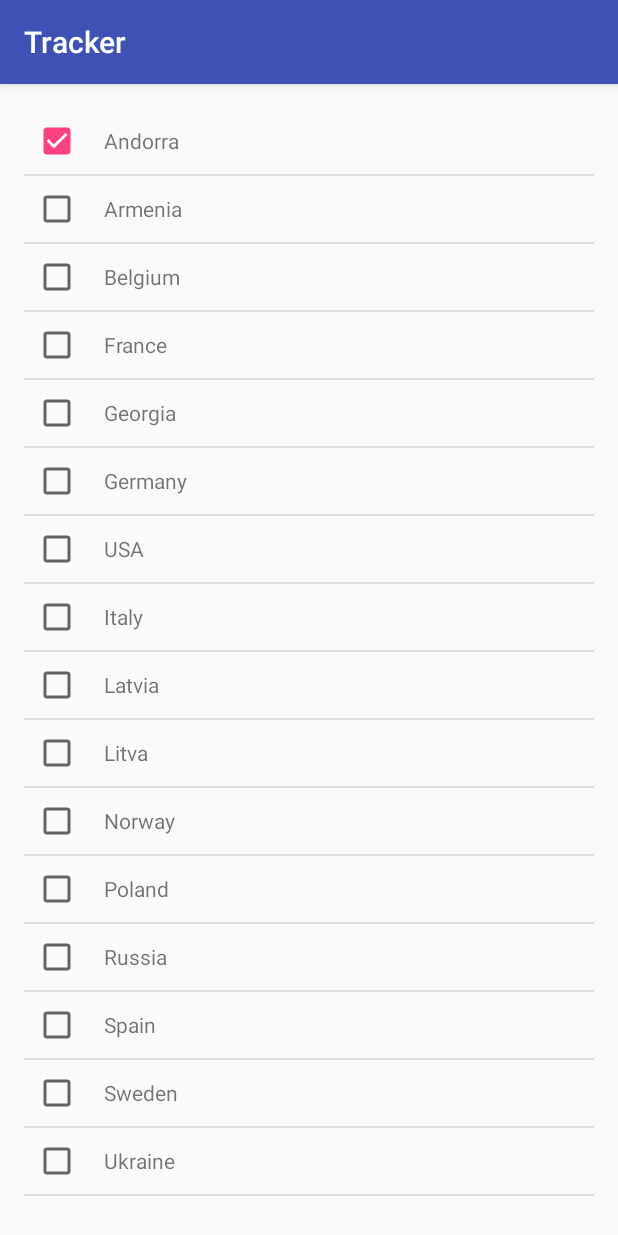
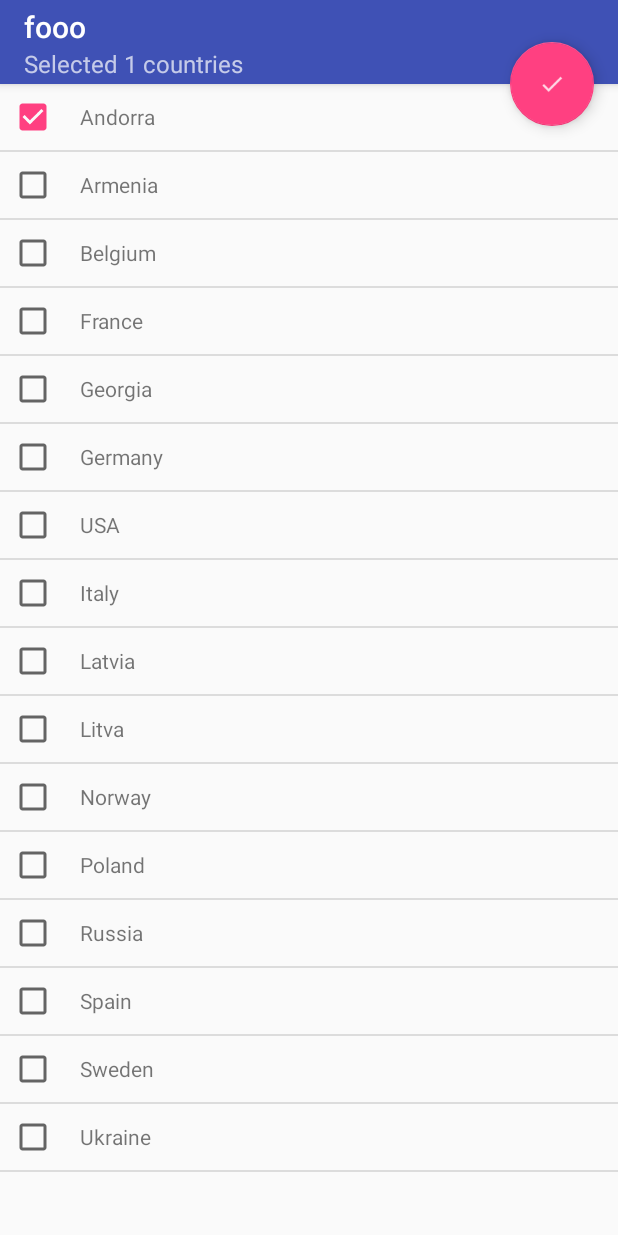
Before and after one commit to vika-vika/CountryTracker, an Android app: the ListActivity screen opened directly, with no data from a screen before it, after a tap on an icon or button, on a phone screen of 412 x 824 dp. Run offline under Robolectric (Android 15) with nearby library versions, the phone set to English and light mode, and no system bars; our stand-ins replace data binding.

Commit message:
color and save map in progress

```diff
--- a/app/build.gradle
+++ b/app/build.gradle
@@ -27,17 +27,20 @@ android {
 
 dependencies {
 
+
     compile 'com.android.support:appcompat-v7:25.0.0'
     compile 'com.android.support:design:25.0.0'
     compile 'com.google.code.gson:gson:2.6.2'
-
+    compile 'com.squareup.picasso:picasso:2.5.2'
     testCompile 'junit:junit:4.12'
     kapt 'com.android.databinding:compiler:2.3.1'
+
     compile fileTree(dir: 'libs', include: ['*.jar'])
     androidTestCompile('com.android.support.test.espresso:espresso-core:2.2.2', {
         exclude group: 'com.android.support', module: 'support-annotations'
     })
     compile "org.jetbrains.kotlin:kotlin-stdlib-jre7:$kotlin_version"
+
 
 }
 repositories {
--- a/app/src/main/java/net/vnnz/apps/kotlin/tracker/activity/ListActivity.kt
+++ b/app/src/main/java/net/vnnz/apps/kotlin/tracker/activity/ListActivity.kt
@@ -4,7 +4,7 @@ import android.content.Context
 import android.os.Bundle
 import android.support.v4.app.LoaderManager
 import android.support.v7.app.AppCompatActivity
-import android.util.Log
+import android.view.View
 
 import net.vnnz.apps.kotlin.tracker.view.ListItemsView
 import kotlinx.android.synthetic.main.activity_list_items.*
@@ -21,6 +21,7 @@ class ListActivity : AppCompatActivity(), ListItemsView {
         super.onCreate(savedInstanceState)
         setContentView(R.layout.activity_list_items)
 
+        setSupportActionBar(toolbar)
         presenter.bindView(this)
        // imageView.setImageBitmap(ImageUtils.fillImageMap(this, ""))
     }
@@ -35,6 +36,11 @@ class ListActivity : AppCompatActivity(), ListItemsView {
     }
 
     override fun updateHeader(size: Int) {
-        Log.e("TAG", size.toString());
+        toolbar.subtitle = "Selected $size countries"
+        toolbar.title = "fooo"
+    }
+
+    fun onDoneClick(view: View) {
+        presenter.saveSelectedImageMap();
     }
 }
--- a/app/src/main/java/net/vnnz/apps/kotlin/tracker/presenter/ListPresenter.kt
+++ b/app/src/main/java/net/vnnz/apps/kotlin/tracker/presenter/ListPresenter.kt
@@ -11,6 +11,7 @@ import android.os.Bundle
 import android.support.v4.app.LoaderManager
 import android.support.v4.content.Loader
 import android.util.Log
+import net.vnnz.apps.kotlin.tracker.utils.ImageUtils
 import net.vnnz.apps.kotlin.tracker.view.ListItemsView
 
 class ListPresenter() : LoaderManager.LoaderCallbacks<List<ListItem>> {
@@ -48,6 +49,11 @@ class ListPresenter() : LoaderManager.LoaderCallbacks<List<ListItem>> {
         view = _view
         view.getLoader().initLoader(0, null, this)
     }
+
+    fun saveSelectedImageMap() {
+        val bitmap = ImageUtils.fillImageMap(view.getViewContext()!!, selectedItems.toTypedArray());
+        ImageUtils.saveImage(bitmap, "europe");
+    }
 }
 
 @BindingAdapter("bind:visitedIcon")
--- a/app/src/main/res/layout/activity_list_items.xml
+++ b/app/src/main/res/layout/activity_list_items.xml
@@ -1,22 +1,40 @@
 <?xml version="1.0" encoding="utf-8"?>
+<android.support.design.widget.CoordinatorLayout xmlns:android="http://schemas.android.com/apk/res/android"
+    xmlns:app="http://schemas.android.com/apk/res-auto"
+    xmlns:tools="http://schemas.android.com/tools"
+    android:layout_width="match_parent"
+    android:layout_height="match_parent">
 
-    <LinearLayout
-        xmlns:android="http://schemas.android.com/apk/res/android"
-        xmlns:app="http://schemas.android.com/apk/res-auto"
-        android:id="@+id/activity_main"
+    <android.support.design.widget.AppBarLayout
+        android:layout_width="match_parent"
+        android:layout_height="wrap_content"
+        android:theme="@style/AppTheme.AppBarOverlay">
+
+        <android.support.v7.widget.Toolbar
+            android:id="@+id/toolbar"
+            android:layout_width="match_parent"
+            android:layout_height="?attr/actionBarSize"
+            android:background="?attr/colorPrimary"
+            app:popupTheme="@style/AppTheme.PopupOverlay" />
+
+    </android.support.design.widget.AppBarLayout>
+
+    <ListView
+        app:layout_behavior="@string/appbar_scrolling_view_behavior"
+        android:id="@+id/itemsList"
         android:layout_width="match_parent"
         android:layout_height="match_parent"
-        android:paddingBottom="@dimen/activity_vertical_margin"
-        android:paddingLeft="@dimen/activity_horizontal_margin"
-        android:paddingRight="@dimen/activity_horizontal_margin"
-        android:paddingTop="@dimen/activity_vertical_margin"
-        android:orientation="vertical">
+        android:layout_alignParentTop="true"
+        android:layout_centerHorizontal="true" />
 
-        <ListView
-            android:id="@+id/itemsList"
-            android:layout_width="match_parent"
-            android:layout_height="match_parent"
-            android:layout_alignParentTop="true"
-            android:layout_centerHorizontal="true" />
+    <android.support.design.widget.FloatingActionButton
+        android:id="@+id/fab_list"
+        android:onClick="onDoneClick"
+        android:layout_width="wrap_content"
+        android:layout_height="wrap_content"
+        android:src="@drawable/ic_done"
+        app:layout_anchor="@id/toolbar"
+        app:layout_anchorGravity="right|bottom"
+        android:layout_margin="16dp"/>
 
-    </LinearLayout>
+</android.support.design.widget.CoordinatorLayout>
--- a/app/src/main/res/values/strings.xml
+++ b/app/src/main/res/values/strings.xml
@@ -5,4 +5,5 @@
     <string name="navigation_drawer_close">Close navigation drawer</string>
 
     <string name="action_settings">Settings</string>
+    <string name="title_activity_main2">Main2Activity</string>
 </resources>
```
Also changed, not shown: app/src/main/AndroidManifest.xml (+7 -2 lines), app/src/main/java/net/vnnz/apps/kotlin/tracker/activity/MainActivity.kt (+19 -1 lines), app/src/main/java/net/vnnz/apps/kotlin/tracker/utils/ImageUtils.kt (+10 -5 lines).
